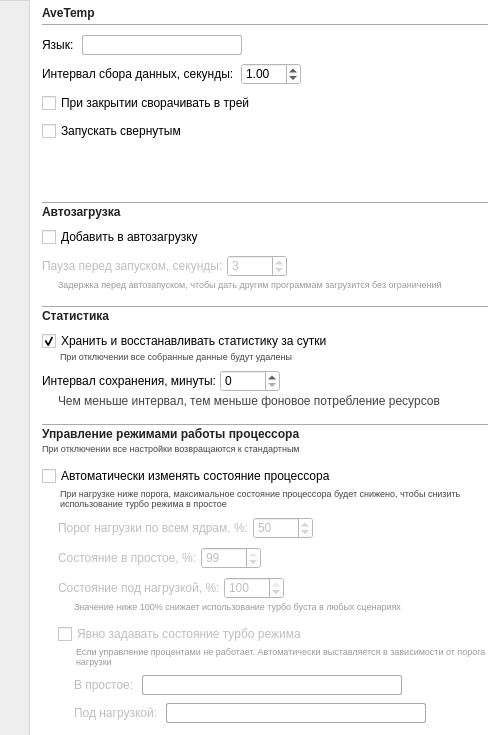
Qt form windows/settings.ui (treepoint/AveTemp) before a commit.
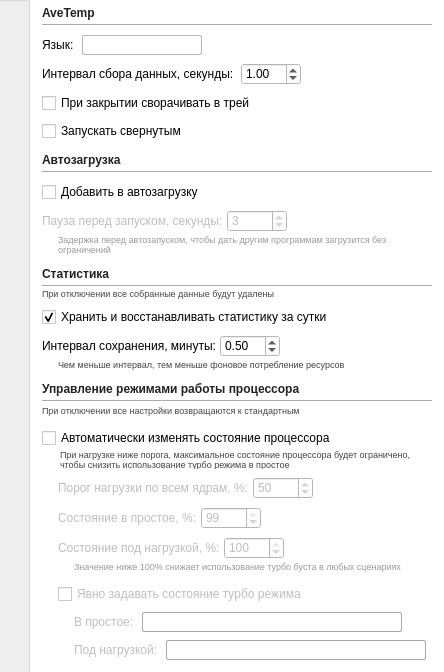
The same form after that commit. Icons and pictures are not drawn.

Commit message: decrease settings gui size

What changed in the file:
```diff
--- a/windows/settings.ui
+++ b/windows/settings.ui
@@ -9,20 +9,20 @@
    <rect>
     <x>0</x>
     <y>0</y>
-    <width>500</width>
-    <height>735</height>
+    <width>444</width>
+    <height>672</height>
    </rect>
   </property>
   <property name="minimumSize">
    <size>
-    <width>440</width>
-    <height>556</height>
+    <width>444</width>
+    <height>672</height>
    </size>
   </property>
   <property name="maximumSize">
    <size>
-    <width>500</width>
-    <height>735</height>
+    <width>444</width>
+    <height>672</height>
    </size>
   </property>
   <property name="windowTitle">
@@ -222,7 +222,7 @@
           <widget class="QComboBox" name="comboBoxLanguage">
            <property name="maximumSize">
             <size>
-             <width>160</width>
+             <width>120</width>
              <height>16777215</height>
             </size>
            </property>
@@ -347,7 +347,7 @@
          <property name="sizeHint" stdset="0">
           <size>
            <width>0</width>
-           <height>8</height>
+           <height>4</height>
           </size>
          </property>
         </spacer>
@@ -366,7 +366,7 @@
          <item>
           <layout class="QVBoxLayout" name="verticalLayout_20">
            <property name="spacing">
-            <number>0</number>
+            <number>4</number>
            </property>
            <property name="topMargin">
             <number>0</number>
@@ -374,13 +374,6 @@
            <property name="bottomMargin">
             <number>0</number>
            </property>
-           <item>
-            <widget class="Line" name="line_4">
-             <property name="orientation">
-              <enum>Qt::Horizontal</enum>
-             </property>
-            </widget>
-           </item>
            <item>
             <widget class="QLabel" name="label_12">
              <property name="styleSheet">
@@ -391,6 +384,13 @@
              </property>
             </widget>
            </item>
+           <item>
+            <widget class="Line" name="line_4">
+             <property name="orientation">
+              <enum>Qt::Horizontal</enum>
+             </property>
+            </widget>
+           </item>
           </layout>
          </item>
          <item>
@@ -471,14 +471,14 @@
            </item>
            <item>
             <widget class="QLabel" name="labelAutostartDelayHint">
+             <property name="enabled">
+              <bool>false</bool>
+             </property>
              <property name="font">
               <font>
                <pointsize>7</pointsize>
               </font>
              </property>
-             <property name="enabled">
-              <bool>false</bool>
-             </property>
              <property name="styleSheet">
               <string notr="true">QWidget {
                 color: #444;
@@ -501,6 +501,8 @@
            </item>
           </layout>
          </item>
+        </layout>
+       </item>
          <item>
           <spacer name="verticalSpacer_5">
            <property name="orientation">
@@ -512,12 +514,10 @@
            <property name="sizeHint" stdset="0">
             <size>
              <width>0</width>
-             <height>8</height>
+           <height>4</height>
             </size>
            </property>
           </spacer>
-         </item>
-        </layout>
        </item>
        <item>
         <layout class="QVBoxLayout" name="verticalLayout_2">
@@ -536,12 +536,13 @@
             <number>0</number>
            </property>
            <item>
-            <widget class="Line" name="line_3">
-             <property name="orientation">
-              <enum>Qt::Horizontal</enum>
+            <layout class="QVBoxLayout" name="verticalLayout_22">
+             <property name="spacing">
+              <number>4</number>
              </property>
-            </widget>
-           </item>
+             <property name="topMargin">
+              <number>0</number>
+             </property>
            <item>
             <widget class="QLabel" name="label_9">
              <property name="styleSheet">
@@ -552,6 +553,36 @@
              </property>
             </widget>
            </item>
+             <item>
+              <widget class="Line" name="line_3">
+               <property name="orientation">
+                <enum>Qt::Horizontal</enum>
+               </property>
+              </widget>
+             </item>
+            </layout>
+           </item>
+           <item>
+            <widget class="QLabel" name="label">
+             <property name="font">
+              <font>
+               <pointsize>7</pointsize>
+              </font>
+             </property>
+             <property name="styleSheet">
+              <string notr="true">color: #444;</string>
+             </property>
+             <property name="text">
+              <string>При отключении все собранные данные будут удалены</string>
+             </property>
+             <property name="alignment">
+              <set>Qt::AlignLeading|Qt::AlignLeft|Qt::AlignVCenter</set>
+             </property>
+             <property name="wordWrap">
+              <bool>true</bool>
+             </property>
+            </widget>
+           </item>
           </layout>
          </item>
          <item>
@@ -584,28 +615,6 @@
              </property>
             </widget>
            </item>
-           <item>
-            <widget class="QLabel" name="label">
-             <property name="font">
-              <font>
-               <pointsize>7</pointsize>
-              </font>
-             </property>
-             <property name="styleSheet">
-              <string notr="true">color: #444;
-                margin-left:16px;</string>
-             </property>
-             <property name="text">
-              <string>При отключении все собранные данные будут удалены</string>
-             </property>
-             <property name="alignment">
-              <set>Qt::AlignLeading|Qt::AlignLeft|Qt::AlignVCenter</set>
-             </property>
-             <property name="wordWrap">
-              <bool>true</bool>
-             </property>
-            </widget>
-           </item>
           </layout>
          </item>
          <item>
@@ -641,7 +650,7 @@
               </widget>
              </item>
              <item>
-              <widget class="QSpinBox" name="spinBoxBackupInterval">
+              <widget class="QDoubleSpinBox" name="spinBoxBackupInterval">
                <property name="minimumSize">
                 <size>
                  <width>60</width>
@@ -649,7 +658,10 @@
                 </size>
                </property>
                <property name="singleStep">
-                <number>0</number>
+                 <double>0.100000000000000</double>
+               </property>
+                <property name="value">
+                 <double>0.500000000000000</double>
                </property>
               </widget>
              </item>
@@ -675,11 +687,6 @@
                <pointsize>7</pointsize>
               </font>
              </property>
-             <property name="font">
-              <font>
-               <kerning>true</kerning>
-              </font>
-             </property>
              <property name="styleSheet">
               <string notr="true">QWidget {
                 color: #444;
@@ -724,7 +731,7 @@
          <property name="sizeHint" stdset="0">
           <size>
            <width>20</width>
-           <height>8</height>
+           <height>4</height>
           </size>
          </property>
         </spacer>
@@ -746,12 +753,16 @@
             <number>0</number>
            </property>
            <item>
-            <widget class="Line" name="line_2">
-             <property name="orientation">
-              <enum>Qt::Horizontal</enum>
+            <layout class="QVBoxLayout" name="verticalLayout_23">
+             <property name="spacing">
+              <number>4</number>
              </property>
-            </widget>
-           </item>
+             <property name="topMargin">
+              <number>0</number>
+             </property>
+             <property name="bottomMargin">
+              <number>0</number>
+             </property>
            <item>
             <widget class="QLabel" name="label_2">
              <property name="maximumSize">
@@ -769,6 +780,15 @@
             </widget>
            </item>
            <item>
+              <widget class="Line" name="line_2">
+               <property name="orientation">
+                <enum>Qt::Horizontal</enum>
+               </property>
+              </widget>
+             </item>
+            </layout>
+           </item>
+           <item>
             <widget class="QLabel" name="label_3">
              <property name="font">
               <font>
@@ -837,7 +857,7 @@
 margin-top:2px;</string>
              </property>
              <property name="text">
-              <string>При нагрузке ниже порога, максимальное состояние процессора будет снижено, чтобы снизить использование турбо режима в простое </string>
+              <string>При нагрузке ниже порога, максимальное состояние процессора будет ограничено, чтобы снизить использование турбо режима в простое </string>
              </property>
              <property name="wordWrap">
               <bool>true</bool>
@@ -1134,33 +1154,6 @@
                </property>
               </widget>
              </item>
-             <item>
-              <widget class="QLabel" name="labelCPUTurboManagment">
-               <property name="enabled">
-                <bool>false</bool>
-               </property>
-               <property name="font">
-                <font>
-                 <pointsize>7</pointsize>
-                </font>
-               </property>
-               <property name="styleSheet">
-                <string notr="true">QWidget {
-                    color: #444;
-                    margin-left:16px;
-                    margin-top:2px;
-                    }
-
-                    QWidget:disabled{color: #999;}</string>
-               </property>
-               <property name="text">
-                <string>Если управление процентами не работает. Автоматически выставляется в зависимости от порога нагрузки</string>
-               </property>
-               <property name="wordWrap">
-                <bool>true</bool>
-               </property>
-              </widget>
-             </item>
             </layout>
            </item>
            <item>
```
Lines whose indentation alone changed are shown as unchanged. The commit also changes 5 other files.
